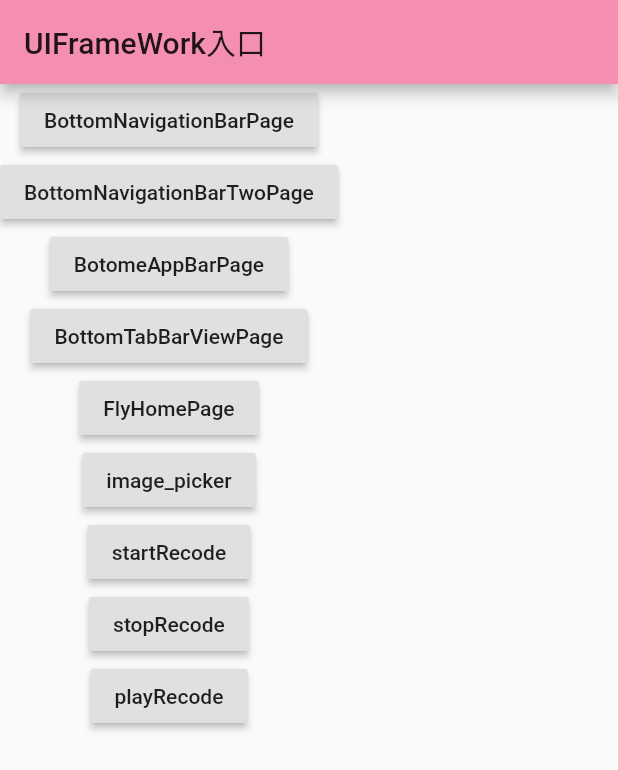
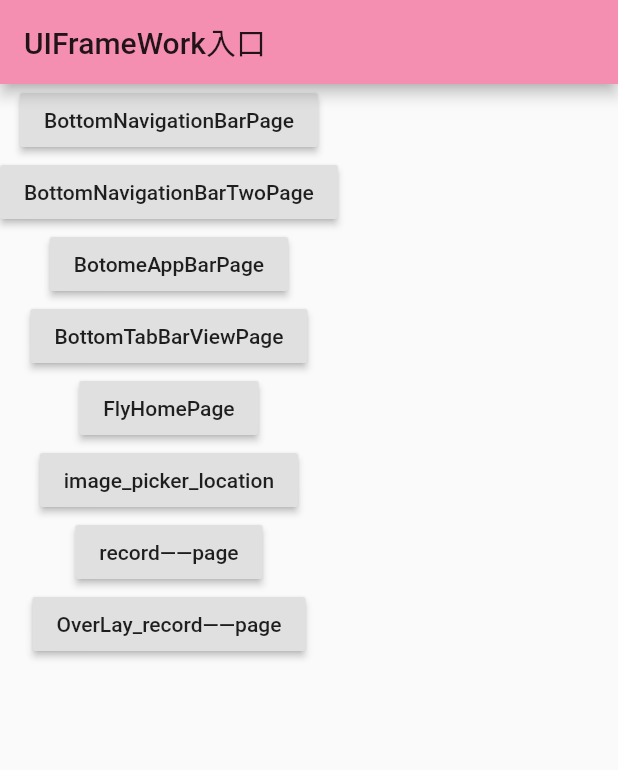
Before and after one commit to 1136346879/flutter_shop, a Flutter app: the screen it shows after launch, on a phone screen of 412 x 824 dp. Shown: the top 770 px of the screen. Run offline on Flutter 3.47's test engine with Material 2 defaults, Android fonts, the phone set to English and light mode, and no system bars; our stand-ins replace dio, flutter_screenutil, flutter_swiper, fluttertoast, geolocator, image_picker and 5 more; missing offline and left inert: flutter_app_upgrade, flutter_plugin_record, lpinyin; accounts and stored records are empty; generated files the repository leaves out were written again.

Commit message:
放微信语音录制播放悬浮框显示

```diff
--- a/lib/pages/BottomNavigationBarPage.dart
+++ b/lib/pages/BottomNavigationBarPage.dart
@@ -12,8 +12,8 @@ import 'package:flutter_hexun/pages/meizi.dart';
 import 'package:flutter_hexun/pages/account.dart';
 import 'package:flutter_hexun/pages/category.dart';
 import 'package:flutter_hexun/pages/home_two.dart';
-import 'SecondScreen.dart';
-import 'OverLayScreen.dart';
+import 'record/SecondScreen.dart';
+import 'record/OverLayScreen.dart';
 import 'barrage/barrage_main_page.dart';
 import 'subtitle/subtitle_page_main.dart';
 
--- a/lib/pages/UIFrameworkEntrance.dart
+++ b/lib/pages/UIFrameworkEntrance.dart
@@ -6,8 +6,11 @@ import './BottomNavigationBarPagetwo.dart';
 import './route/FadeRoute.dart';
 import '../pages/image_picker_page.dart';
 import 'fly/fly_home_page.dart';
-import 'package:flutter_plugin_record/flutter_plugin_record.dart';
-
+import 'record/SecondScreen.dart';
+import 'record/OverLayScreen.dart';
+/**
+ * 首页--各个模块入口
+ */
 class UIFrameWorkEntrancePage extends StatefulWidget {
   @override
   _UIFrameWorkEntrancePageState createState() =>
@@ -16,14 +19,9 @@ class UIFrameWorkEntrancePage extends StatefulWidget {
 
 
 class _UIFrameWorkEntrancePageState extends State<UIFrameWorkEntrancePage> {
-  //实例化对象
-  FlutterPluginRecord   recordPlugin = new FlutterPluginRecord();
   @override
   void initState() {
-
     super.initState();
-//    初始化  录音
-//    recordPlugin.init();
   }
   @override
   Widget build(BuildContext context) {
@@ -53,19 +51,14 @@ class _UIFrameWorkEntrancePageState extends State<UIFrameWorkEntrancePage> {
             ),
             new RaisedButton(
               onPressed: () => push(imagePickerPage()),
-              child: new Text("image_picker"),
+              child: new Text("image_picker_location"),
             ),
             new RaisedButton(
-              onPressed: () => startRecode(),
-              child: new Text("startRecode"),
-            ),
-            new RaisedButton(
-              onPressed: () => stopRecode(),
-              child: new Text("stopRecode"),
-            ),
-            new RaisedButton(
-              onPressed: () => playRecode(),
-              child: new Text("playRecode"),
+              onPressed: () => push(SecondScreen()),
+              child: new Text("record——page"),
+            ),  new RaisedButton(
+              onPressed: () => push(OverLayScreen()),
+              child: new Text("OverLay_record——page"),
             ),
           ],
         ));
@@ -84,16 +77,4 @@ class _UIFrameWorkEntrancePageState extends State<UIFrameWorkEntrancePage> {
 //          builder: (context) => commonWidgetPage(num: 5)),
 //    );
   }
-
-  void startRecode() {
-    recordPlugin.start();
-  }
-
-  void stopRecode() {
-    recordPlugin.stop();
-  }
-
-  void playRecode() {
-    recordPlugin.play();
-  }
 }
--- a/lib/pages/OverLayScreen.dart
+++ b/lib/pages/record/OverLayScreen.dart
@@ -16,13 +16,12 @@ class _OverLayScreenState extends State<OverLayScreen> {
         return Positioned(
 //          top: MediaQuery.of(context).size.height * 0.5-80,
 //          left: MediaQuery.of(context).size.width * 0.5-80,
-          child: Material(
             child: Center(
               child: Opacity(
                 opacity: 0.5,
                 child: Container(
-//                  width: 100,
-//                  height: 100,
+                  width: 100,
+                  height: 100,
                   decoration: BoxDecoration(
                     color: Color(0xff77797A),
                     borderRadius: BorderRadius.all(Radius.circular(20.0)),
@@ -45,7 +44,6 @@ class _OverLayScreenState extends State<OverLayScreen> {
                 ),
               ),
             ),
-          ),
         );
       });
       Overlay.of(context).insert(overlayEntry);
```
Also changed, not shown: lib/pages/record/SecondScreen.dart (renamed from lib/pages/SecondScreen.dart, +30 -3 lines).
